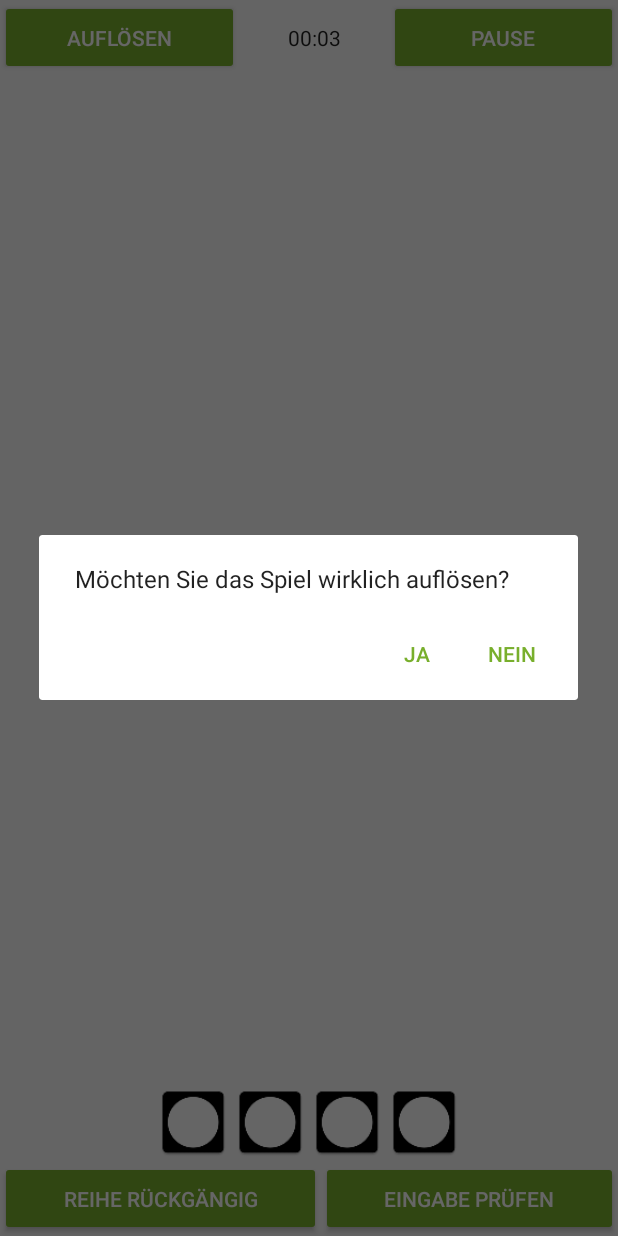
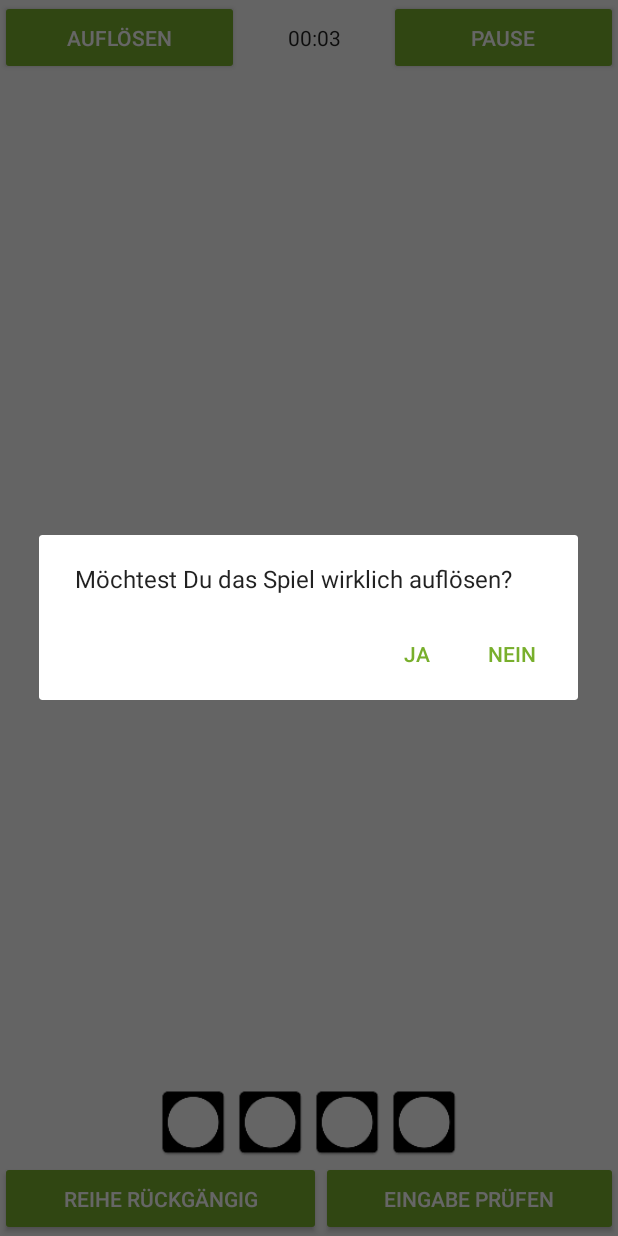
Before and after one commit to Philhil/DHBW-MasterMind, an Android app: the GameActivity screen opened directly, with no data from a screen before it, after a tap on "AUFLÖSEN", on a phone screen of 412 x 824 dp. Run offline under Robolectric (Android 15) with nearby library versions, the phone set to English and light mode, and no system bars.

Commit message:
fix du / sie #32

```diff
--- a/app/src/main/java/de/dhbw/stuttgart/mastermind/GameActivity.java
+++ b/app/src/main/java/de/dhbw/stuttgart/mastermind/GameActivity.java
@@ -548,16 +548,16 @@ public class GameActivity extends AppCompatActivity implements OnClickListener{
     @Override
     public void onBackPressed(){
         new AlertDialog.Builder(this)
-                .setMessage("Möchten Sie das Spiel wirklich beenden?")
+                .setMessage(R.string.game_quit)
                 .setCancelable(true)
-                .setNegativeButton("Ja", new DialogInterface.OnClickListener()
+                .setNegativeButton(R.string.btn_yes, new DialogInterface.OnClickListener()
                 {
                     public void onClick(final DialogInterface dialog, final int id)
                     {
                         finish();
                     }
                 })
-                .setPositiveButton("Nein", new DialogInterface.OnClickListener()
+                .setPositiveButton(R.string.btn_no, new DialogInterface.OnClickListener()
                 {
                     @Override
                     public void onClick(final DialogInterface dialog, final int which)
@@ -577,9 +577,9 @@ public class GameActivity extends AppCompatActivity implements OnClickListener{
         {
             case R.id.btn_game_aufloesen:
                 new AlertDialog.Builder(this)
-                        .setMessage("Möchten Sie das Spiel wirklich auflösen?")
+                        .setMessage(R.string.game_dissolve)
                         .setCancelable(true)
-                        .setNegativeButton("Ja", new DialogInterface.OnClickListener()
+                        .setNegativeButton(R.string.btn_yes, new DialogInterface.OnClickListener()
                         {
                             public void onClick(final DialogInterface dialog, final int id)
                             {
@@ -587,7 +587,7 @@ public class GameActivity extends AppCompatActivity implements OnClickListener{
                                 dialog.dismiss();
                             }
                         })
-                        .setPositiveButton("Nein", new DialogInterface.OnClickListener()
+                        .setPositiveButton(R.string.btn_no, new DialogInterface.OnClickListener()
                         {
                             @Override
                             public void onClick(final DialogInterface dialog, final int which)
--- a/app/src/main/res/layout/fragment_highscore.xml
+++ b/app/src/main/res/layout/fragment_highscore.xml
@@ -40,7 +40,6 @@
         android:layout_width="0dp"
         android:layout_height="wrap_content"
         android:layout_weight=".07"
-        android:text="Colors"
         android:textAppearance="?attr/textAppearanceListItem"/>
 
     <TextView
--- a/app/src/main/res/values/strings.xml
+++ b/app/src/main/res/values/strings.xml
@@ -15,6 +15,8 @@
     <string name="btn_check">Eingabe prüfen</string>
     <string name="btn_new_game">Neustart</string>
     <string name="btn_main_menue">Hauptmenü</string>
+    <string name="btn_yes">Ja</string>
+    <string name="btn_no">Nein</string>
 
     <string name="settings_number_of_colors">Anzahl der verschiedenen Farben für ein Set</string>
     <string name="settings_number_of_holes">Anzahl der Löcher</string>
@@ -30,6 +32,12 @@
     <string name="settings_savedgames_delete">Gespeicherte Spielstände löschen</string>
     <string name="settings_save">Speichern</string>
     <string name="settings_discard">Verwerfen</string>
+
+    <string name="game_quit">Möchtest Du das Spiel wirklich beenden?</string>
+    <string name="game_dissolve">Möchtest Du das Spiel wirklich auflösen?</string>
+    <string name="game_dissolved">Du hast das Spiel aufgelöst!</string>
+    <string name="game_fail">Du hast es nicht geschafft den Code zu knacken!</string>
+
 
     <string name="colorcode_text">Farbcode eingeben:</string>
     <string name="colorcode_start">Play</string>
@@ -66,7 +74,4 @@
 
     <!-- TODO: Remove or change this placeholder text -->
     <string name="hello_help_fragment">TODO: Help fragment</string>
-
-    <!-- TODO: Remove or change this placeholder text -->
-    <string name="hello_blank_fragment">Hello blank fragment</string>
 </resources>
```
